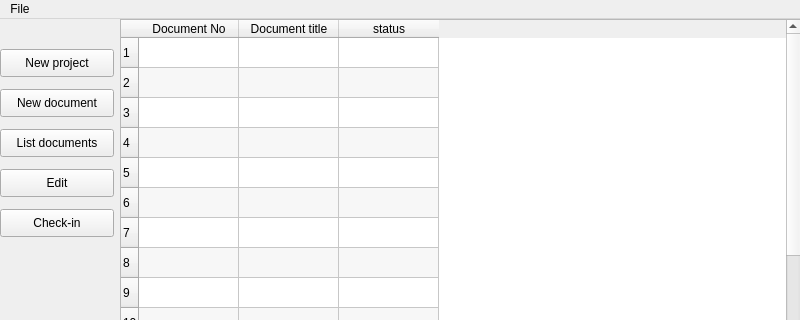
Above: ui/mainwindow.ui from thuswa/subdms before the change; both pictures show x 0 to 800 and y 0 to 320 of the 800 by 600 pixel window. Below: the same form after it.
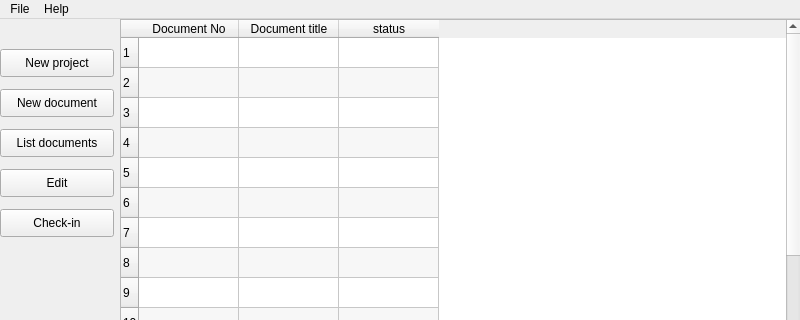
That is the form after the change.

What changed in the file:
```diff
--- a/ui/mainwindow.ui
+++ b/ui/mainwindow.ui
@@ -186,7 +186,14 @@
     </property>
     <addaction name="actionExit" />
    </widget>
+   <widget class="QMenu" name="menuHelp" >
+    <property name="title" >
+     <string>Help</string>
+    </property>
+    <addaction name="actionAbout" />
+   </widget>
    <addaction name="menuFile" />
+   <addaction name="menuHelp" />
   </widget>
   <widget class="QStatusBar" name="statusbar" />
   <action name="actionExit" >
```
Left out of the diff: 49 changed lines with no effect on the pictures.
